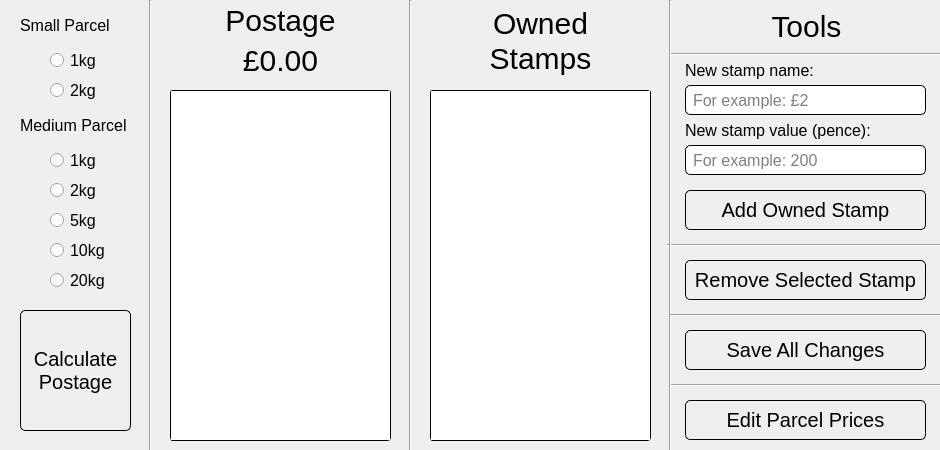
Old version of the form src/gui/stampCalculator.ui in the repository psidex/StampCalculator.
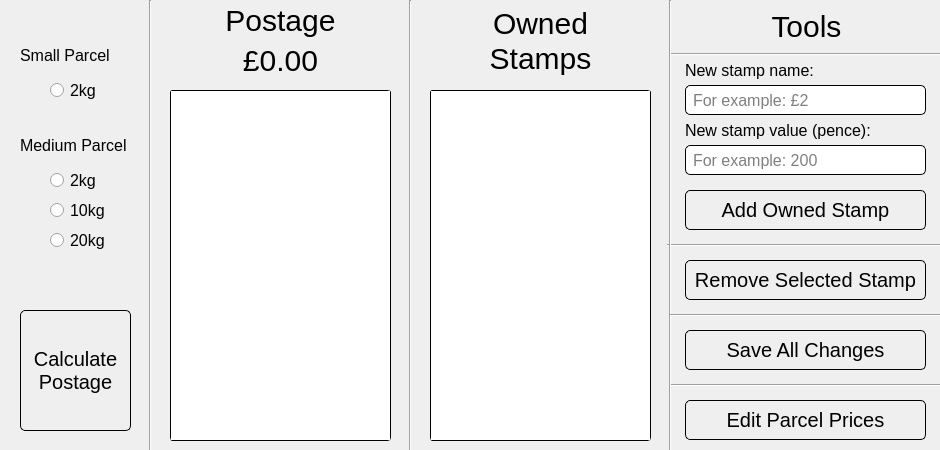
New version of the form. Icons and pictures are not drawn.

Commit message: Remove both 1kg and medium 5kg parcels

The edit to the form file:
```diff
--- a/src/gui/stampCalculator.ui
+++ b/src/gui/stampCalculator.ui
@@ -84,7 +84,7 @@
     <property name="geometry">
      <rect>
       <x>20</x>
-      <y>10</y>
+      <y>40</y>
       <width>111</width>
       <height>31</height>
      </rect>
@@ -93,19 +93,6 @@
      <string>Small Parcel</string>
     </property>
    </widget>
-   <widget class="QRadioButton" name="smallParcel1kgRadio">
-    <property name="geometry">
-     <rect>
-      <x>50</x>
-      <y>50</y>
-      <width>82</width>
-      <height>21</height>
-     </rect>
-    </property>
-    <property name="text">
-     <string>1kg</string>
-    </property>
-   </widget>
    <widget class="QRadioButton" name="smallParcel2kgRadio">
     <property name="geometry">
      <rect>
@@ -123,7 +110,7 @@
     <property name="geometry">
      <rect>
       <x>50</x>
-      <y>180</y>
+      <y>170</y>
       <width>82</width>
       <height>21</height>
      </rect>
@@ -132,24 +119,11 @@
      <string>2kg</string>
     </property>
    </widget>
-   <widget class="QRadioButton" name="mediumParcel1kgRadio">
-    <property name="geometry">
-     <rect>
-      <x>50</x>
-      <y>150</y>
-      <width>82</width>
-      <height>21</height>
-     </rect>
-    </property>
-    <property name="text">
-     <string>1kg</string>
-    </property>
-   </widget>
    <widget class="QLabel" name="mediumParcelTitleLabel">
     <property name="geometry">
      <rect>
       <x>20</x>
-      <y>110</y>
+      <y>130</y>
       <width>111</width>
       <height>31</height>
      </rect>
@@ -158,24 +132,11 @@
      <string>Medium Parcel</string>
     </property>
    </widget>
-   <widget class="QRadioButton" name="mediumParcel5kgRadio">
-    <property name="geometry">
-     <rect>
-      <x>50</x>
-      <y>210</y>
-      <width>82</width>
-      <height>21</height>
-     </rect>
-    </property>
-    <property name="text">
-     <string>5kg</string>
-    </property>
-   </widget>
    <widget class="QRadioButton" name="mediumParcel20kgRadio">
     <property name="geometry">
      <rect>
       <x>50</x>
-      <y>270</y>
+      <y>230</y>
       <width>82</width>
       <height>21</height>
      </rect>
@@ -188,7 +149,7 @@
     <property name="geometry">
      <rect>
       <x>50</x>
-      <y>240</y>
+      <y>200</y>
       <width>82</width>
       <height>21</height>
      </rect>
```
Left out of the diff: 6 changed lines with no effect on the pictures. The commit also changes 2 other files.
